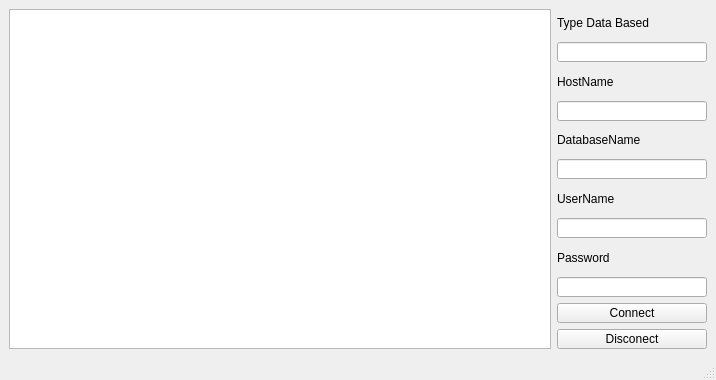
Above: forms/mainwindow.ui from AlexandrFarr/projectBd before the change. Below: the same form after it.
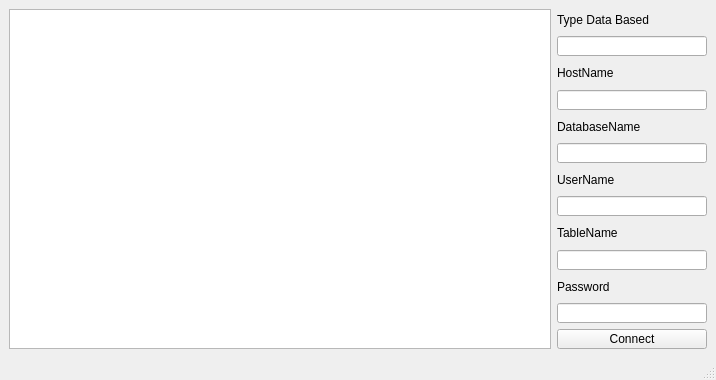
That is the form after the change.

```diff
--- a/forms/mainwindow.ui
+++ b/forms/mainwindow.ui
@@ -115,12 +115,15 @@
         <item>
          <widget class="QLabel" name="label_5">
           <property name="text">
-           <string>Password</string>
+           <string>TableName</string>
           </property>
          </widget>
         </item>
         <item>
          <widget class="QLineEdit" name="lineEdit_5">
+          <property name="enabled">
+           <bool>true</bool>
+          </property>
           <property name="maximumSize">
            <size>
             <width>150</width>
@@ -132,6 +135,23 @@
           </property>
          </widget>
         </item>
+        <item>
+         <widget class="QLabel" name="label_6">
+          <property name="text">
+           <string>Password</string>
+          </property>
+         </widget>
+        </item>
+        <item>
+         <widget class="QLineEdit" name="lineEdit_6">
+          <property name="maximumSize">
+           <size>
+            <width>150</width>
+            <height>20</height>
+           </size>
+          </property>
+         </widget>
+        </item>
         <item>
          <widget class="QPushButton" name="buttonQuery">
           <property name="maximumSize">
@@ -145,19 +165,6 @@
           </property>
          </widget>
         </item>
-        <item>
-         <widget class="QPushButton" name="ButtonClose">
-          <property name="maximumSize">
-           <size>
-            <width>150</width>
-            <height>20</height>
-           </size>
-          </property>
-          <property name="text">
-           <string>Disconect</string>
-          </property>
-         </widget>
-        </item>
        </layout>
       </item>
      </layout>
```
